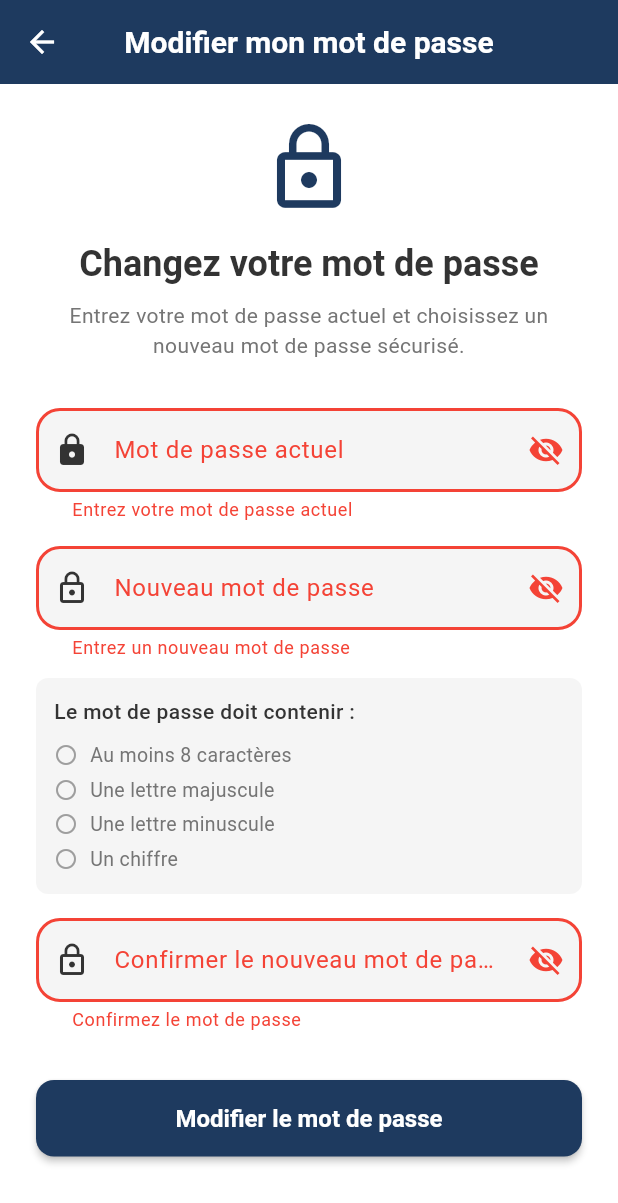
After one commit to agbeviade2022-byte/mini-chorale-audio-player, a Flutter app: the ChangePasswordScreen screen opened directly, after a tap on "Modifier le mot de passe", on a phone screen of 412 x 824 dp. The commit adds this screen. Shown: the top 1203 px of the screen. Run offline on Flutter 3.47's test engine with Material 3 defaults, Android fonts, the light colour scheme and no system bars; our stand-ins replace audio_service, connectivity_plus, device_info_plus, drift, file_picker, flutter_local_notifications and 9 more; accounts and stored records are empty; generated files the repository leaves out were written again.

Commit message:
feat: add change password screen in mobile app

```diff
--- a/lib/screens/home/home_screen.dart
+++ b/lib/screens/home/home_screen.dart
@@ -23,6 +23,7 @@ import 'package:mini_chorale_audio_player/screens/admin/chorales_management_scre
 import 'package:mini_chorale_audio_player/screens/admin/members_validation_screen.dart';
 import 'package:mini_chorale_audio_player/screens/admin/users_management_screen.dart';
 import 'package:mini_chorale_audio_player/screens/admin/add_member_screen.dart';
+import 'package:mini_chorale_audio_player/screens/settings/change_password_screen.dart';
 import 'package:mini_chorale_audio_player/providers/favorites_provider.dart';
 import 'package:mini_chorale_audio_player/providers/theme_provider.dart';
 import 'package:mini_chorale_audio_player/providers/listening_history_provider.dart';
@@ -1711,6 +1712,21 @@ class _HomeScreenState extends ConsumerState<HomeScreen>
             },
           ),
 
+          // Modifier mot de passe
+          ListTile(
+            leading: Icon(Icons.password, color: Theme.of(context).colorScheme.primary),
+            title: const Text('Modifier mon mot de passe'),
+            onTap: () {
+              Navigator.pop(context);
+              Navigator.push(
+                context,
+                MaterialPageRoute(
+                  builder: (context) => const ChangePasswordScreen(),
+                ),
+              );
+            },
+          ),
+
           // Déconnexion
           ListTile(
             leading: const Icon(Icons.logout, color: Colors.red),
--- /dev/null
+++ b/lib/screens/settings/change_password_screen.dart
@@ -0,0 +1,411 @@
+import 'package:flutter/material.dart';
+import 'package:supabase_flutter/supabase_flutter.dart';
+
+class ChangePasswordScreen extends StatefulWidget {
+  const ChangePasswordScreen({super.key});
+
+  @override
+  State<ChangePasswordScreen> createState() => _ChangePasswordScreenState();
+}
+
+class _ChangePasswordScreenState extends State<ChangePasswordScreen> {
+  final _formKey = GlobalKey<FormState>();
+  final _currentPasswordController = TextEditingController();
+  final _newPasswordController = TextEditingController();
+  final _confirmPasswordController = TextEditingController();
+
+  bool _isLoading = false;
+  bool _obscureCurrentPassword = true;
+  bool _obscureNewPassword = true;
+  bool _obscureConfirmPassword = true;
+  String? _errorMessage;
+  String? _successMessage;
+
+  @override
+  void dispose() {
+    _currentPasswordController.dispose();
+    _newPasswordController.dispose();
+    _confirmPasswordController.dispose();
+    super.dispose();
+  }
+
+  // Vérification de la complexité du mot de passe
+  bool _hasMinLength(String password) => password.length >= 8;
+  bool _hasUppercase(String password) => password.contains(RegExp(r'[A-Z]'));
+  bool _hasLowercase(String password) => password.contains(RegExp(r'[a-z]'));
+  bool _hasDigit(String password) => password.contains(RegExp(r'[0-9]'));
+
+  bool _isPasswordValid(String password) {
+    return _hasMinLength(password) &&
+        _hasUppercase(password) &&
+        _hasLowercase(password) &&
+        _hasDigit(password);
+  }
+
+  Future<void> _changePassword() async {
+    if (!_formKey.currentState!.validate()) return;
+
+    setState(() {
+      _isLoading = true;
+      _errorMessage = null;
+      _successMessage = null;
+    });
+
+    try {
+      final supabase = Supabase.instance.client;
+      final user = supabase.auth.currentUser;
+
+      if (user == null || user.email == null) {
+        setState(() {
+          _errorMessage = 'Utilisateur non connecté';
+          _isLoading = false;
+        });
+        return;
+      }
+
+      // 1. Vérifier le mot de passe actuel en se reconnectant
+      final signInResponse = await supabase.auth.signInWithPassword(
+        email: user.email!,
+        password: _currentPasswordController.text,
+      );
+
+      if (signInResponse.user == null) {
+        setState(() {
+          _errorMessage = 'Mot de passe actuel incorrect';
+          _isLoading = false;
+        });
+        return;
+      }
+
+      // 2. Mettre à jour le mot de passe
+      final updateResponse = await supabase.auth.updateUser(
+        UserAttributes(password: _newPasswordController.text),
+      );
+
+      if (updateResponse.user != null) {
+        setState(() {
+          _successMessage = 'Mot de passe modifié avec succès !';
+          _currentPasswordController.clear();
+          _newPasswordController.clear();
+          _confirmPasswordController.clear();
+        });
+
+        // Afficher un snackbar et retourner
+        if (mounted) {
+          ScaffoldMessenger.of(context).showSnackBar(
+            const SnackBar(
+              content: Text('Mot de passe modifié avec succès !'),
+              backgroundColor: Colors.green,
+            ),
+          );
+
+          // Retourner après 2 secondes
+          Future.delayed(const Duration(seconds: 2), () {
+            if (mounted) Navigator.pop(context);
+          });
+        }
+      } else {
+        setState(() {
+          _errorMessage = 'Erreur lors de la modification du mot de passe';
+        });
+      }
+    } on AuthException catch (e) {
+      setState(() {
+        if (e.message.contains('Invalid login credentials')) {
+          _errorMessage = 'Mot de passe actuel incorrect';
+        } else {
+          _errorMessage = 'Erreur: ${e.message}';
+        }
+      });
+    } catch (e) {
+      setState(() {
+        _errorMessage = 'Erreur inattendue: $e';
+      });
+    } finally {
+      setState(() {
+        _isLoading = false;
+      });
+    }
+  }
+
+  @override
+  Widget build(BuildContext context) {
+    final newPassword = _newPasswordController.text;
+
+    return Scaffold(
+      appBar: AppBar(
+        title: const Text('Modifier mon mot de passe'),
+        elevation: 0,
+      ),
+      body: SingleChildScrollView(
+        padding: const EdgeInsets.all(24),
+        child: Form(
+          key: _formKey,
+          child: Column(
+            crossAxisAlignment: CrossAxisAlignment.stretch,
+            children: [
+              // Icône
+              Icon(
+                Icons.lock_outline,
+                size: 64,
+                color: Theme.of(context).colorScheme.primary,
+              ),
+              const SizedBox(height: 16),
+
+              // Titre
+              Text(
+                'Changez votre mot de passe',
+                style: Theme.of(context).textTheme.headlineSmall?.copyWith(
+                  fontWeight: FontWeight.bold,
+                ),
+                textAlign: TextAlign.center,
+              ),
+              const SizedBox(height: 8),
+              Text(
+                'Entrez votre mot de passe actuel et choisissez un nouveau mot de passe sécurisé.',
+                style: Theme.of(context).textTheme.bodyMedium?.copyWith(
+                  color: Colors.grey[600],
+                ),
+                textAlign: TextAlign.center,
+              ),
+              const SizedBox(height: 32),
+
+              // Message d'erreur
+              if (_errorMessage != null) ...[
+                Container(
+                  padding: const EdgeInsets.all(12),
+                  decoration: BoxDecoration(
+                    color: Colors.red.withOpacity(0.1),
+                    borderRadius: BorderRadius.circular(8),
+                    border: Border.all(color: Colors.red.withOpacity(0.3)),
+                  ),
+                  child: Row(
+                    children: [
+                      const Icon(Icons.error_outline, color: Colors.red),
+                      const SizedBox(width: 12),
+                      Expanded(
+                        child: Text(
+                          _errorMessage!,
+                          style: const TextStyle(color: Colors.red),
+                        ),
+                      ),
+                    ],
+                  ),
+                ),
+                const SizedBox(height: 16),
+              ],
+
+              // Message de succès
+              if (_successMessage != null) ...[
+                Container(
+                  padding: const EdgeInsets.all(12),
+                  decoration: BoxDecoration(
+                    color: Colors.green.withOpacity(0.1),
+                    borderRadius: BorderRadius.circular(8),
+                    border: Border.all(color: Colors.green.withOpacity(0.3)),
+                  ),
+                  child: Row(
+                    children: [
+                      const Icon(Icons.check_circle_outline, color: Colors.green),
+                      const SizedBox(width: 12),
+                      Expanded(
+                        child: Text(
+                          _successMessage!,
+                          style: const TextStyle(color: Colors.green),
+                        ),
+                      ),
+                    ],
+                  ),
+                ),
+                const SizedBox(height: 16),
+              ],
+
+              // Mot de passe actuel
+              TextFormField(
+                controller: _currentPasswordController,
+                obscureText: _obscureCurrentPassword,
+                decoration: InputDecoration(
+                  labelText: 'Mot de passe actuel',
+                  prefixIcon: const Icon(Icons.lock),
+                  suffixIcon: IconButton(
+                    icon: Icon(
+                      _obscureCurrentPassword
+                          ? Icons.visibility_off
+                          : Icons.visibility,
+                    ),
+                    onPressed: () {
+                      setState(() {
+                        _obscureCurrentPassword = !_obscureCurrentPassword;
+                      });
+                    },
+                  ),
+                  border: OutlineInputBorder(
+                    borderRadius: BorderRadius.circular(12),
+                  ),
+                ),
+                validator: (value) {
+                  if (value == null || value.isEmpty) {
+                    return 'Entrez votre mot de passe actuel';
+                  }
+                  return null;
+                },
+              ),
+              const SizedBox(height: 16),
+
+              // Nouveau mot de passe
+              TextFormField(
+                controller: _newPasswordController,
+                obscureText: _obscureNewPassword,
+                onChanged: (value) => setState(() {}),
+                decoration: InputDecoration(
+                  labelText: 'Nouveau mot de passe',
+                  prefixIcon: const Icon(Icons.lock_outline),
+                  suffixIcon: IconButton(
+                    icon: Icon(
+                      _obscureNewPassword
+                          ? Icons.visibility_off
+                          : Icons.visibility,
+                    ),
+                    onPressed: () {
+                      setState(() {
+                        _obscureNewPassword = !_obscureNewPassword;
+                      });
+                    },
+                  ),
+                  border: OutlineInputBorder(
+                    borderRadius: BorderRadius.circular(12),
+                  ),
+                ),
+                validator: (value) {
+                  if (value == null || value.isEmpty) {
+                    return 'Entrez un nouveau mot de passe';
+                  }
+                  if (!_isPasswordValid(value)) {
+                    return 'Le mot de passe ne respecte pas les critères';
+                  }
+                  return null;
+                },
+              ),
+              const SizedBox(height: 12),
+
+              // Indicateurs de complexité
+              Container(
+                padding: const EdgeInsets.all(12),
+                decoration: BoxDecoration(
+                  color: Colors.grey.withOpacity(0.1),
+                  borderRadius: BorderRadius.circular(8),
+                ),
+                child: Column(
+                  crossAxisAlignment: CrossAxisAlignment.start,
+                  children: [
+                    const Text(
+                      'Le mot de passe doit contenir :',
+                      style: TextStyle(fontWeight: FontWeight.w500),
+                    ),
+                    const SizedBox(height: 8),
+                    _buildCriteriaRow(
+                      'Au moins 8 caractères',
+                      _hasMinLength(newPassword),
+                    ),
+                    _buildCriteriaRow(
+                      'Une lettre majuscule',
+                      _hasUppercase(newPassword),
+                    ),
+                    _buildCriteriaRow(
+                      'Une lettre minuscule',
+                      _hasLowercase(newPassword),
+                    ),
+                    _buildCriteriaRow(
+                      'Un chiffre',
+                      _hasDigit(newPassword),
+                    ),
+                  ],
+                ),
+              ),
+              const SizedBox(height: 16),
+
+              // Confirmer le mot de passe
+              TextFormField(
+                controller: _confirmPasswordController,
+                obscureText: _obscureConfirmPassword,
+                decoration: InputDecoration(
+                  labelText: 'Confirmer le nouveau mot de passe',
+                  prefixIcon: const Icon(Icons.lock_outline),
+                  suffixIcon: IconButton(
+                    icon: Icon(
+                      _obscureConfirmPassword
+                          ? Icons.visibility_off
+                          : Icons.visibility,
+                    ),
+                    onPressed: () {
+                      setState(() {
+                        _obscureConfirmPassword = !_obscureConfirmPassword;
+                      });
+                    },
+                  ),
+                  border: OutlineInputBorder(
+                    borderRadius: BorderRadius.circular(12),
+                  ),
+                ),
+                validator: (value) {
+                  if (value == null || value.isEmpty) {
+                    return 'Confirmez le mot de passe';
+                  }
+                  if (value != _newPasswordController.text) {
+                    return 'Les mots de passe ne correspondent pas';
+                  }
+                  return null;
+                },
+              ),
+              const SizedBox(height: 32),
+
+              // Bouton de validation
+              ElevatedButton(
+                onPressed: _isLoading ? null : _changePassword,
+                style: ElevatedButton.styleFrom(
+                  padding: const EdgeInsets.symmetric(vertical: 16),
+                  shape: RoundedRectangleBorder(
+                    borderRadius: BorderRadius.circular(12),
+                  ),
+                ),
+                child: _isLoading
+                    ? const SizedBox(
+                        height: 20,
+                        width: 20,
+                        child: CircularProgressIndicator(strokeWidth: 2),
+                      )
+                    : const Text(
+                        'Modifier le mot de passe',
+                        style: TextStyle(fontSize: 16, fontWeight: FontWeight.bold),
+                      ),
+              ),
+            ],
+          ),
+        ),
+      ),
+    );
+  }
+
+  Widget _buildCriteriaRow(String text, bool isValid) {
+    return Padding(
+      padding: const EdgeInsets.symmetric(vertical: 2),
+      child: Row(
+        children: [
+          Icon(
+            isValid ? Icons.check_circle : Icons.circle_outlined,
+            size: 16,
+            color: isValid ? Colors.green : Colors.grey,
+          ),
+          const SizedBox(width: 8),
+          Text(
+            text,
+            style: TextStyle(
+              color: isValid ? Colors.green : Colors.grey[600],
+              fontSize: 13,
+            ),
+          ),
+        ],
+      ),
+    );
+  }
+}
```
